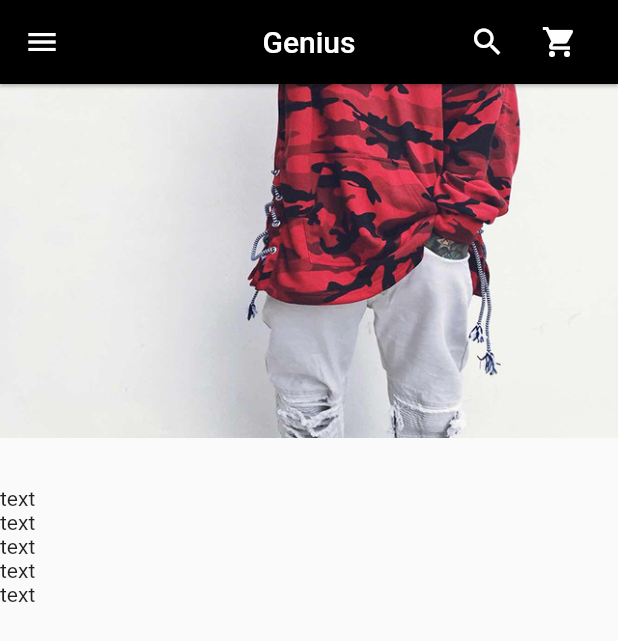
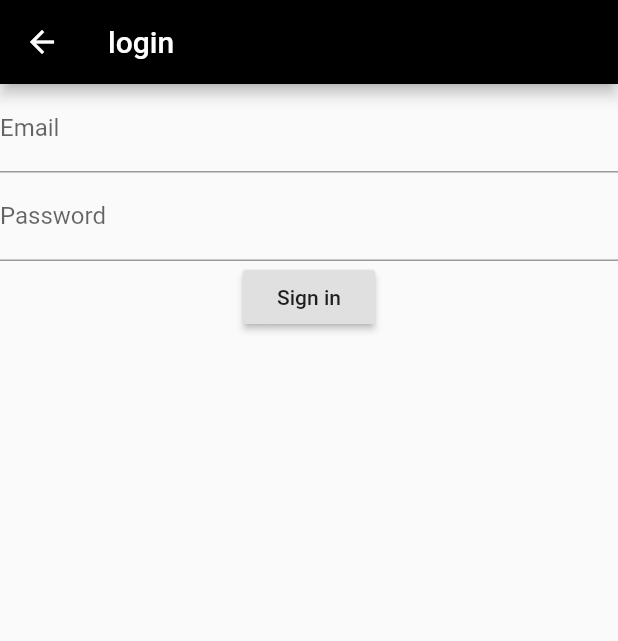
Before and after one commit to George47/Genius, a Flutter app: the screen it shows after launch, scrolled down 514 dp, after a tap on the "search" icon, on a phone screen of 412 x 824 dp. Shown: the top 641 px of the screen. Run offline on Flutter 3.47's test engine with Material 2 defaults, Android fonts, the phone set to English and light mode, and no system bars; our stand-ins replace firebase_auth; accounts and stored records are empty.

Commit message:
connect to firebase + login

```diff
--- a/lib/gen_home.dart
+++ b/lib/gen_home.dart
@@ -1,4 +1,5 @@
 import 'package:Genius/gen_body.dart';
+import 'package:Genius/login/login.dart';
 import 'package:flutter/material.dart';
 import 'package:Genius/gen_drawer.dart';
 
@@ -9,7 +10,19 @@ class GenHome extends StatefulWidget {
 
 class _GenHomeState extends State<GenHome> {
 
-  final topBar = new AppBar(
+  @override
+  Widget build(BuildContext context) {
+    return new Scaffold(
+      appBar: topBar(),
+      drawer: new Drawer(
+        child: GenDrawer(),
+      ),
+      body: new GenBody(),
+    );
+  }
+
+  Widget topBar() {
+    return new AppBar(
     backgroundColor: Colors.black,
     centerTitle: true,
     elevation: 1.0,
@@ -18,7 +31,9 @@ class _GenHomeState extends State<GenHome> {
       IconButton(
         icon: new Icon(Icons.search),
         onPressed: () {
-            print("SEARCH");
+            Navigator.of(context).push(
+              new MaterialPageRoute(builder: (BuildContext context) => new LoginPage())
+            );
         },
       ),
       Padding(
@@ -32,15 +47,5 @@ class _GenHomeState extends State<GenHome> {
       ),
     ],
   );
-
-  @override
-  Widget build(BuildContext context) {
-    return new Scaffold(
-      appBar: topBar,
-      drawer: new Drawer(
-        child: GenDrawer(),
-      ),
-      body: new GenBody(),
-    );
   }
 }
--- /dev/null
+++ b/lib/login/login.dart
@@ -0,0 +1,77 @@
+import 'package:flutter/material.dart';
+import 'package:firebase_auth/firebase_auth.dart';
+import 'package:Genius/gen_home.dart';
+
+class LoginPage extends StatefulWidget {
+  @override
+  _LoginPageState createState() => _LoginPageState();
+}
+
+class _LoginPageState extends State<LoginPage> {
+  String _email, _password;
+  final GlobalKey<FormState> _formKey = GlobalKey<FormState>();
+
+  @override
+  Widget build(BuildContext context) {
+    return new Scaffold(
+      appBar: new AppBar(title: new Text("login"), backgroundColor: Colors.black,),
+      body: Form(
+        key: _formKey,
+        child: new Center(
+          child: Column(
+            children: <Widget>[
+              TextFormField(
+                validator: (input) {
+                  if (input.isEmpty) {
+                    return 'cant be empty';
+                  }
+                },
+                onSaved: (input) =>
+                  _email = input,
+                decoration: InputDecoration(
+                  labelText: 'Email',
+                ),
+              ),
+              TextFormField(
+                validator: (input) {
+                  if (input.length < 6) {
+                    return 'password not secure';
+                  }
+                },
+                onSaved: (input) =>
+                  _password = input,
+                decoration: InputDecoration(
+                  labelText: 'Password',
+                ),
+                obscureText: true,
+              ),
+              RaisedButton(
+                child: Text("Sign in"),
+                onPressed: () {
+                  signIn();
+
+                },
+              )
+            ],
+          ),
+        ),
+      ),
+    );
+  }
+
+  Future<void> signIn() async {
+    final FirebaseAuth _auth = FirebaseAuth.instance;
+    final formState = _formKey.currentState;
+    if (formState.validate()){
+      formState.save();
+      try {
+        AuthResult result = await _auth.signInWithEmailAndPassword(email: _email, password: _password);
+        FirebaseUser user = result.user;
+        Navigator.push(context, MaterialPageRoute(builder: (context) => GenHome()));
+      } catch (e) {
+        print(e);
+      }
+    }
+
+  }
+}
--- a/pubspec.yaml
+++ b/pubspec.yaml
@@ -19,6 +19,7 @@ environment:
 dependencies:
   flutter:
     sdk: flutter
+  firebase_auth: ^0.14.0
 
   # The following adds the Cupertino Icons font to your application.
   # Use with the CupertinoIcons class for iOS style icons.
```
Also changed, not shown: 6 other files.
